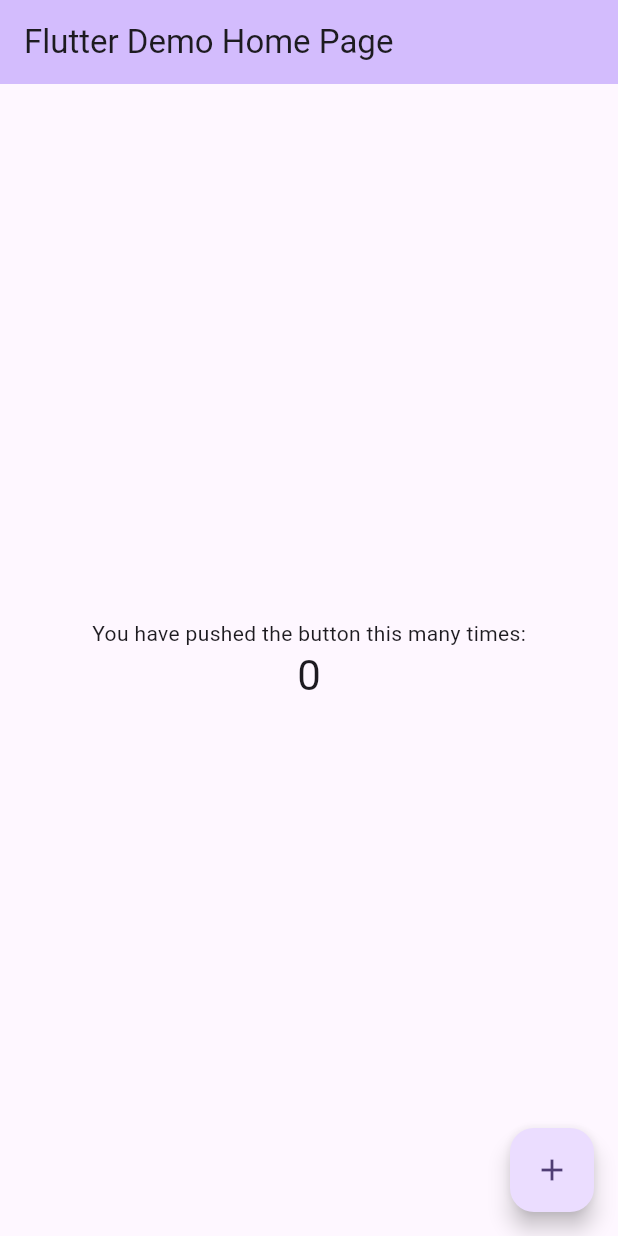
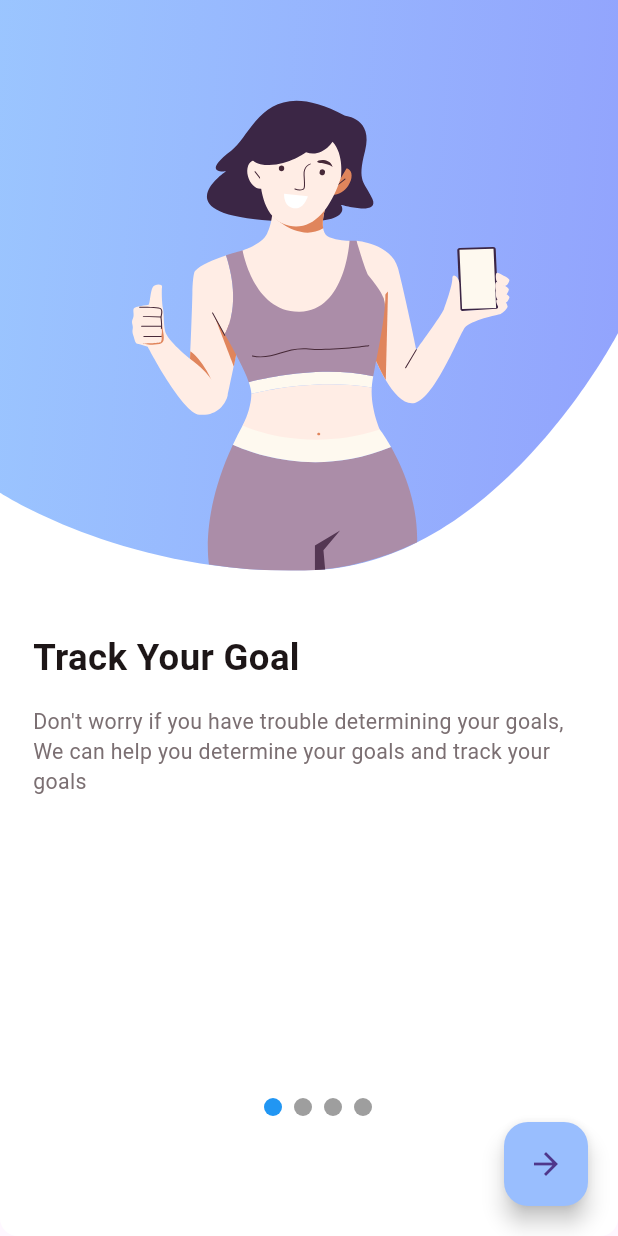
Before and after one commit to Fadyemil/fitness_App, a Flutter app: the screen it shows after launch, on a phone screen of 412 x 824 dp. Run offline on Flutter 3.47's test engine with Material 3 defaults, Android fonts, the phone set to English and light mode, and no system bars; drawn by our look-alikes of smooth_page_indicator; our stand-ins replace flutter_bloc, flutter_screenutil, flutter_svg, shared_preferences; statements that could not run were skipped.

Commit message:
state app OnboardingScreen or Login or HomeScreen

```diff
--- /dev/null
+++ b/lib/features/onboarding/ui/onboarding.dart
@@ -0,0 +1,196 @@
+import 'dart:developer';
+
+import 'package:fitness_app/core/widget/big_text.dart';
+import 'package:fitness_app/core/widget/small_text.dart';
+import 'package:fitness_app/features/login/ui/screen/login.dart';
+import 'package:flutter/material.dart';
+import 'package:flutter_screenutil/flutter_screenutil.dart';
+import 'package:flutter_svg/svg.dart';
+import 'package:shared_preferences/shared_preferences.dart';
+import 'package:smooth_page_indicator/smooth_page_indicator.dart';
+
+class OnboardingScreen extends StatefulWidget {
+  @override
+  _OnboardingScreenState createState() => _OnboardingScreenState();
+}
+
+class _OnboardingScreenState extends State<OnboardingScreen> {
+  final PageController _pageController = PageController();
+  int _currentIndex = 0;
+
+  void _onPageChanged(int index) {
+    setState(() {
+      _currentIndex = index;
+      log(_currentIndex.toString());
+    });
+  }
+
+  void _completeOnboarding() async {
+    SharedPreferences prefs = await SharedPreferences.getInstance();
+    await prefs.setBool('isFirstTime', false);
+    Navigator.pushReplacement(
+      context,
+      MaterialPageRoute(builder: (context) => LoginScreen()),
+    );
+  }
+
+  void _nextPage() {
+    if (_currentIndex < 3) {
+      _pageController.nextPage(
+          duration: const Duration(milliseconds: 300), curve: Curves.ease);
+    } else {
+      _completeOnboarding();
+    }
+  }
+
+  void _previousPage() {
+    if (_currentIndex > 0) {
+      _pageController.previousPage(
+          duration: const Duration(milliseconds: 300), curve: Curves.ease);
+    }
+  }
+
+  @override
+  Widget build(BuildContext context) {
+    return Scaffold(
+      body: Stack(
+        children: [
+          PageView(
+            controller: _pageController,
+            onPageChanged: _onPageChanged,
+            children: <Widget>[
+              _buildOnboardingPage(
+                title: "Track Your Goal",
+                description:
+                    "Don't worry if you have trouble determining your goals, We can help you determine your goals and track your goals",
+                image: 'assets/SVG/Vector(0).svg',
+              ),
+              _buildOnboardingPage(
+                title: "Get Burn",
+                description:
+                    "Let’s keep burning, to achive yours goals, it hurts only temporarily, if you give up now you will be in pain forever",
+                image: 'assets/SVG/Vector(1).svg',
+              ),
+              _buildOnboardingPage(
+                title: "Eat Well",
+                description:
+                    "Let's start a healthy lifestyle with us, we can determine your diet every day. healthy eating is fun",
+                image: 'assets/SVG/Vector(2).svg',
+              ),
+              _buildOnboardingPage(
+                title: "Improve Sleep  Quality",
+                description:
+                    "Improve the quality of your sleep with us, good quality sleep can bring a good mood in the morning",
+                isLastPage: true,
+                image: 'assets/SVG/Vector(3).svg',
+              ),
+            ],
+          ),
+          if (_currentIndex > 0 && _currentIndex != 3)
+            Positioned(
+              bottom: 20,
+              left: 20,
+              child: FloatingActionButton(
+                onPressed: _previousPage,
+                backgroundColor: Color(0xff99BEFE),
+                child: const Icon(Icons.arrow_back),
+              ),
+            ),
+          if (_currentIndex <= 2)
+            Positioned(
+              bottom: 20,
+              right: 20,
+              child: FloatingActionButton(
+                onPressed: _nextPage,
+                backgroundColor: Color(0xff99BEFE),
+                child: const Icon(Icons.arrow_forward),
+              ),
+            ),
+          if (_currentIndex == 3)
+            Positioned(
+              bottom: 20,
+              right: 20,
+              child: Container(
+                width: 315.w,
+                height: 50.h,
+                decoration: BoxDecoration(
+                    color: const Color(0xff92A3FD),
+                    borderRadius: BorderRadius.circular(45.r)),
+                child: const Center(
+                  child: Text(
+                    'Go To Register',
+                  ),
+                ),
+              ),
+            ),
+          Positioned(
+            bottom: 80,
+            left: MediaQuery.of(context).size.width / 2 - 30,
+            child: SmoothPageIndicator(
+              controller: _pageController,
+              count: 4,
+              effect: const WormEffect(
+                dotHeight: 12,
+                dotWidth: 12,
+                type: WormType.thin,
+                activeDotColor: Colors.blue,
+                dotColor: Colors.grey,
+              ),
+            ),
+          ),
+        ],
+      ),
+    );
+  }
+
+  Widget _buildOnboardingPage({
+    required String title,
+    required String description,
+    required String image,
+    bool isLastPage = false,
+  }) {
+    return SingleChildScrollView(
+      child: Container(
+        height: 812.h,
+        // padding: EdgeInsets.symmetric(horizontal: 20.w, vertical: 40.h),
+        decoration: BoxDecoration(
+          color: Colors.white,
+          borderRadius: BorderRadius.circular(12),
+        ),
+        child: Column(
+          crossAxisAlignment: CrossAxisAlignment.start,
+          children: [
+            Container(
+              decoration: BoxDecoration(
+                color: Colors.white,
+                borderRadius: BorderRadius.circular(45),
+              ),
+              height: 375.h,
+              width: double.infinity,
+              child: SvgPicture.asset(
+                image,
+                fit: BoxFit.fill,
+              ),
+            ),
+            Container(
+              padding: EdgeInsets.symmetric(horizontal: 20.w, vertical: 10.h),
+              child: Column(
+                crossAxisAlignment: CrossAxisAlignment.start,
+                children: [
+                  const SizedBox(height: 30),
+                  BigText(data: title),
+                  const SizedBox(height: 15),
+                  SmallText(
+                    data: description,
+                    size: 14,
+                    isOverflow: false,
+                  ),
+                ],
+              ),
+            )
+          ],
+        ),
+      ),
+    );
+  }
+}
--- a/lib/main.dart
+++ b/lib/main.dart
@@ -1,125 +1,74 @@
+// ignore_for_file: unused_field
+
+import 'package:fitness_app/features/home/ui/screen/home_screen.dart';
+import 'package:fitness_app/features/login/logic/login/login_cubit.dart';
+import 'package:fitness_app/features/login/ui/screen/login.dart';
+import 'package:fitness_app/features/onboarding/ui/onboarding.dart';
 import 'package:flutter/material.dart';
+import 'package:flutter_bloc/flutter_bloc.dart';
+import 'package:flutter_screenutil/flutter_screenutil.dart';
+import 'package:shared_preferences/shared_preferences.dart';
 
 void main() {
   runApp(const MyApp());
 }
 
-class MyApp extends StatelessWidget {
+class MyApp extends StatefulWidget {
   const MyApp({super.key});
 
-  // This widget is the root of your application.
   @override
-  Widget build(BuildContext context) {
-    return MaterialApp(
-      title: 'Flutter Demo',
-      theme: ThemeData(
-        // This is the theme of your application.
-        //
-        // TRY THIS: Try running your application with "flutter run". You'll see
-        // the application has a purple toolbar. Then, without quitting the app,
-        // try changing the seedColor in the colorScheme below to Colors.green
-        // and then invoke "hot reload" (save your changes or press the "hot
-        // reload" button in a Flutter-supported IDE, or press "r" if you used
-        // the command line to start the app).
-        //
-        // Notice that the counter didn't reset back to zero; the application
-        // state is not lost during the reload. To reset the state, use hot
-        // restart instead.
-        //
-        // This works for code too, not just values: Most code changes can be
-        // tested with just a hot reload.
-        colorScheme: ColorScheme.fromSeed(seedColor: Colors.deepPurple),
-        useMaterial3: true,
-      ),
-      home: const MyHomePage(title: 'Flutter Demo Home Page'),
-    );
-  }
+  State<MyApp> createState() => _MyAppState();
 }
 
-class MyHomePage extends StatefulWidget {
-  const MyHomePage({super.key, required this.title});
-
-  // This widget is the home page of your application. It is stateful, meaning
-  // that it has a State object (defined below) that contains fields that affect
-  // how it looks.
-
-  // This class is the configuration for the state. It holds the values (in this
-  // case the title) provided by the parent (in this case the App widget) and
-  // used by the build method of the State. Fields in a Widget subclass are
-  // always marked "final".
-
-  final String title;
+class _MyAppState extends State<MyApp> {
+  bool _isFirstTime = true;
+  bool _isLoggedIn = false;
 
   @override
-  State<MyHomePage> createState() => _MyHomePageState();
-}
+  void initState() {
+    super.initState();
+    _checkFirstTimeAndLoginStatus();
+  }
 
-class _MyHomePageState extends State<MyHomePage> {
-  int _counter = 0;
+  Future<void> _checkFirstTimeAndLoginStatus() async {
+    SharedPreferences prefs = await SharedPreferences.getInstance();
+    bool? isFirstTime = prefs.getBool('isFirstTime');
+    bool? isLoggedIn = prefs.getBool('isLoggedIn');
 
-  void _incrementCounter() {
-    setState(() {
-      // This call to setState tells the Flutter framework that something has
-      // changed in this State, which causes it to rerun the build method below
-      // so that the display can reflect the updated values. If we changed
-      // _counter without calling setState(), then the build method would not be
-      // called again, and so nothing would appear to happen.
-      _counter++;
-    });
+    // Check if the app is opened for the first time
+    if (isFirstTime == null || isFirstTime) {
+      setState(() {
+        _isFirstTime = true;
+      });
+      // Save that the user has opened the app for the first time
+      await prefs.setBool('isFirstTime', false);
+    } else {
+      setState(() {
+        _isFirstTime = false;
+        _isLoggedIn = isLoggedIn ?? false; // Default to false if null
+      });
+    }
   }
 
   @override
   Widget build(BuildContext context) {
-    // This method is rerun every time setState is called, for instance as done
-    // by the _incrementCounter method above.
-    //
-    // The Flutter framework has been optimized to make rerunning build methods
-    // fast, so that you can just rebuild anything that needs updating rather
-    // than having to individually change instances of widgets.
-    return Scaffold(
-      appBar: AppBar(
-        // TRY THIS: Try changing the color here to a specific color (to
-        // Colors.amber, perhaps?) and trigger a hot reload to see the AppBar
-        // change color while the other colors stay the same.
-        backgroundColor: Theme.of(context).colorScheme.inversePrimary,
-        // Here we take the value from the MyHomePage object that was created by
-        // the App.build method, and use it to set our appbar title.
-        title: Text(widget.title),
-      ),
-      body: Center(
-        // Center is a layout widget. It takes a single child and positions it
-        // in the middle of the parent.
-        child: Column(
-          // Column is also a layout widget. It takes a list of children and
-          // arranges them vertically. By default, it sizes itself to fit its
-          // children horizontally, and tries to be as tall as its parent.
-          //
-          // Column has various properties to control how it sizes itself and
-          // how it positions its children. Here we use mainAxisAlignment to
-          // center the children vertically; the main axis here is the vertical
-          // axis because Columns are vertical (the cross axis would be
-          // horizontal).
-          //
-          // TRY THIS: Invoke "debug painting" (choose the "Toggle Debug Paint"
-          // action in the IDE, or press "p" in the console), to see the
-          // wireframe for each widget.
-          mainAxisAlignment: MainAxisAlignment.center,
-          children: <Widget>[
-            const Text(
-              'You have pushed the button this many times:',
-            ),
-            Text(
-              '$_counter',
-              style: Theme.of(context).textTheme.headlineMedium,
-            ),
-          ],
+    return ScreenUtilInit(
+      designSize: const Size(375, 812),
+      minTextAdapt: true,
+      splitScreenMode: true,
+      child: MultiBlocProvider(
+        providers: [
+          BlocProvider(
+            create: (context) => LoginCubit(),
+          ),
+        ],
+        child: MaterialApp(
+          debugShowCheckedModeBanner: false,
+          home: _isFirstTime
+              ? OnboardingScreen()
+              : (_isLoggedIn ? HomeScreen() : LoginScreen()),
         ),
       ),
-      floatingActionButton: FloatingActionButton(
-        onPressed: _incrementCounter,
-        tooltip: 'Increment',
-        child: const Icon(Icons.add),
-      ), // This trailing comma makes auto-formatting nicer for build methods.
     );
   }
 }
```
